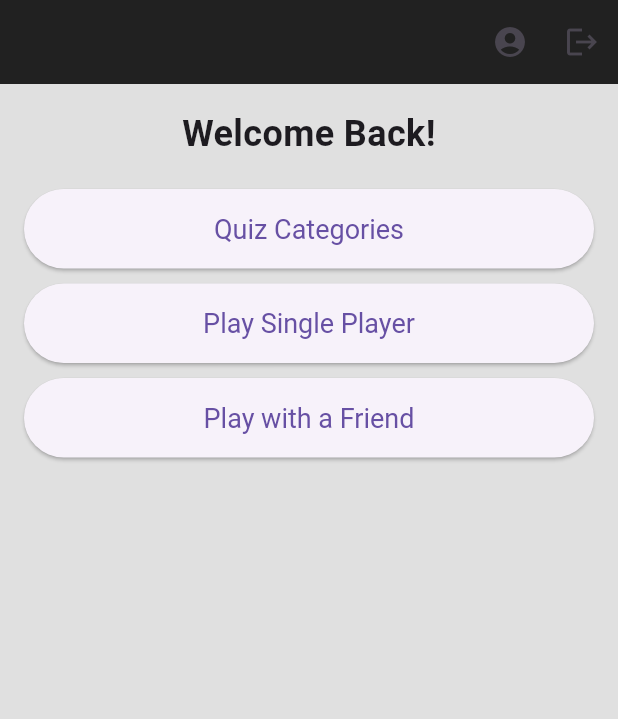
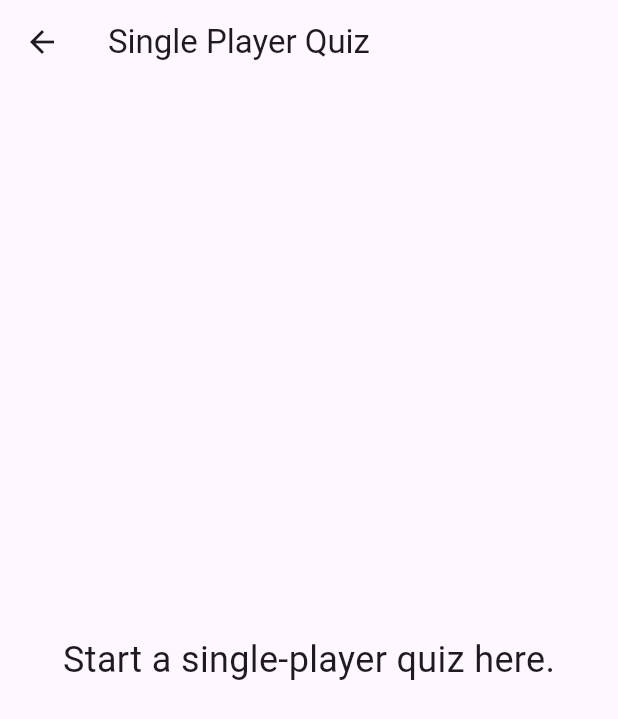
Before and after one commit to shwetabotx/quizapp, a Flutter app: the screen it shows once a user with an empty profile is signed in, after a tap on "Play Single Player", on a phone screen of 412 x 824 dp. Shown: the top 719 px of the screen. Run offline on Flutter 3.47's test engine with Material 3 defaults, Android fonts, the phone set to English and light mode, and no system bars; our stand-ins replace firebase_auth, firebase_core, google_sign_in; accounts and stored records are empty.

Commit message:
new pages

```diff
--- a/lib/pages/home_page.dart
+++ b/lib/pages/home_page.dart
@@ -1,5 +1,9 @@
 import 'package:firebase_auth/firebase_auth.dart';
 import 'package:flutter/material.dart';
+import 'profile_page.dart';
+import 'quiz_categories_page.dart';
+import 'single_player_quiz_page.dart';
+import 'multiplayer_quiz_page.dart';
 
 class HomePage extends StatelessWidget {
   HomePage({super.key});
@@ -22,6 +26,10 @@ class HomePage extends StatelessWidget {
             icon: Icon(Icons.account_circle),
             onPressed: () {
               // Navigate to profile page
+              Navigator.push(
+                context,
+                MaterialPageRoute(builder: (context) => ProfilePage()),
+              );
             },
           ),
           IconButton(
@@ -46,6 +54,10 @@ class HomePage extends StatelessWidget {
             ElevatedButton(
               onPressed: () {
                 // Navigate to quiz categories
+                Navigator.push(
+                  context,
+                  MaterialPageRoute(builder: (context) => QuizCategoriesPage()),
+                );
               },
               style: ElevatedButton.styleFrom(
                 padding: EdgeInsets.symmetric(vertical: 16),
@@ -58,6 +70,10 @@ class HomePage extends StatelessWidget {
             ElevatedButton(
               onPressed: () {
                 // Navigate to single player quiz
+                Navigator.push(
+                  context,
+                  MaterialPageRoute(builder: (context) => SinglePlayerPage()),
+                );
               },
               style: ElevatedButton.styleFrom(
                 padding: EdgeInsets.symmetric(vertical: 16),
@@ -70,6 +86,10 @@ class HomePage extends StatelessWidget {
             ElevatedButton(
               onPressed: () {
                 // Navigate to multiplayer quiz
+                Navigator.push(
+                  context,
+                  MaterialPageRoute(builder: (context) => MultiplayerPage()),
+                );
               },
               style: ElevatedButton.styleFrom(
                 padding: EdgeInsets.symmetric(vertical: 16),
--- /dev/null
+++ b/lib/pages/single_player_quiz_page.dart
@@ -0,0 +1,20 @@
+import 'package:flutter/material.dart';
+
+class SinglePlayerPage extends StatelessWidget {
+  const SinglePlayerPage({super.key});
+
+  @override
+  Widget build(BuildContext context) {
+    return Scaffold(
+      appBar: AppBar(
+        title: Text("Single Player Quiz"),
+      ),
+      body: Center(
+        child: Text(
+          "Start a single-player quiz here.",
+          style: TextStyle(fontSize: 24),
+        ),
+      ),
+    );
+  }
+}
--- a/pubspec.yaml
+++ b/pubspec.yaml
@@ -40,6 +40,7 @@ dependencies:
   cloud_firestore: ^5.5.1
   firebase_auth: ^5.3.4
   google_sign_in: ^6.2.2
+
 
 dev_dependencies:
   flutter_test:
```
Also changed, not shown: lib/pages/multiplayer_quiz_page.dart (added, +20 -0 lines), lib/pages/profile_page.dart (added, +20 -0 lines), lib/pages/quiz_categories_page.dart (added, +20 -0 lines).
